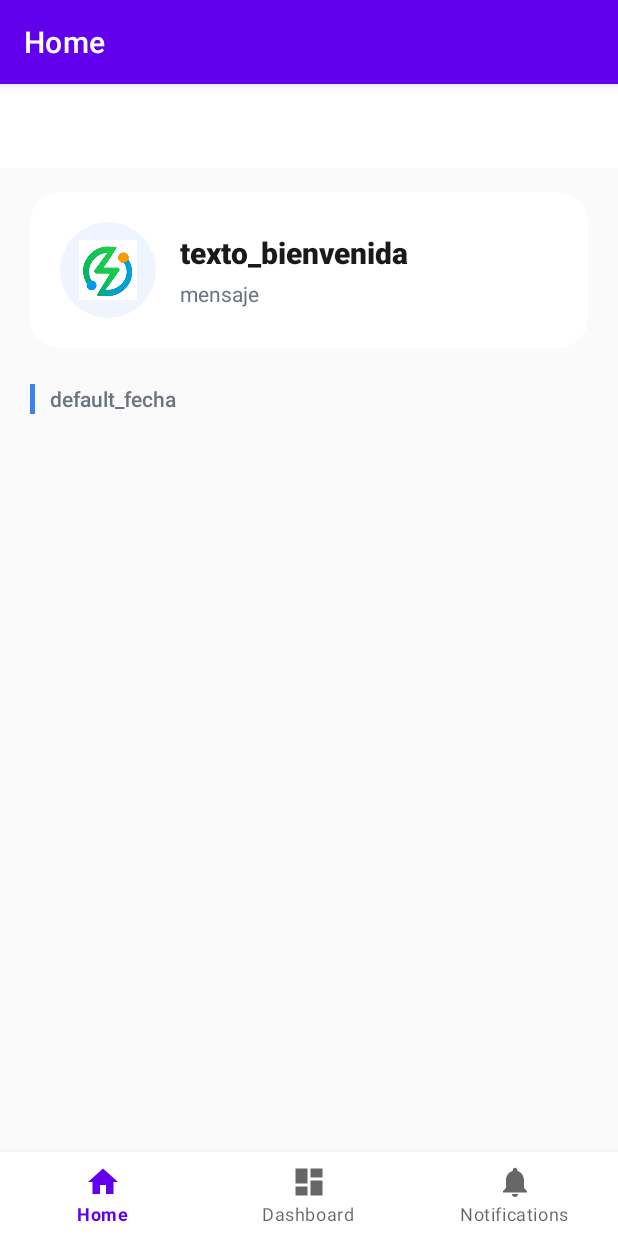
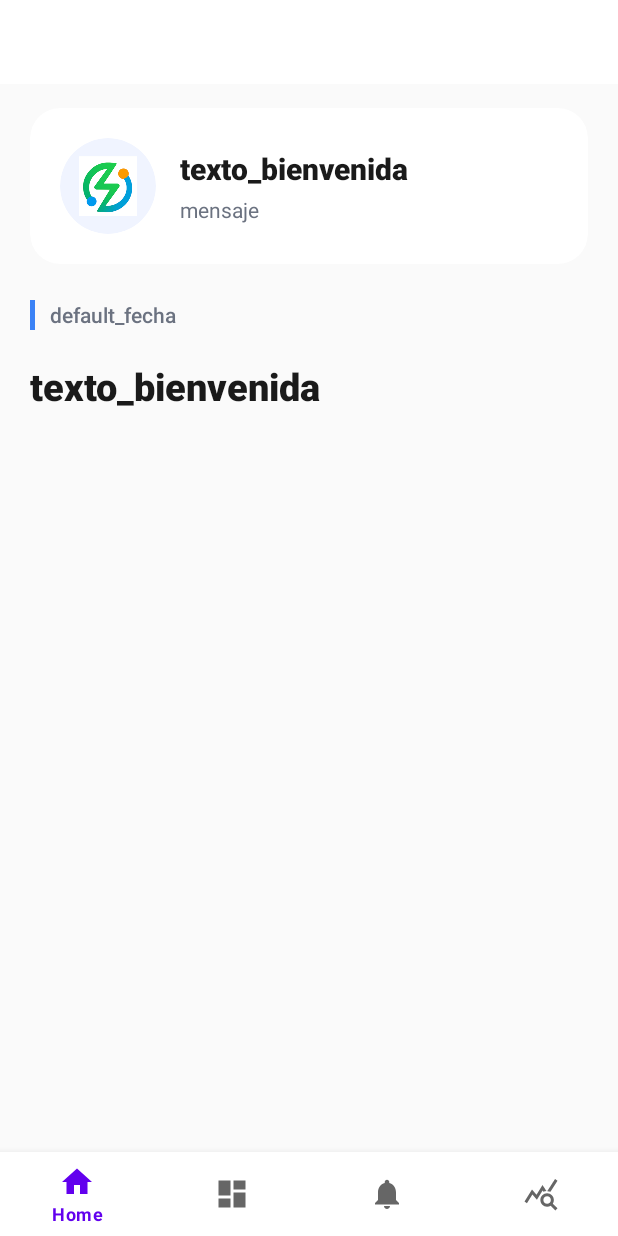
Before and after one commit to Flexible-Digital-Experiences/Sportine, an Android app: the screen it shows after launch (MainActivity), on a phone screen of 412 x 824 dp. Run offline under Robolectric (Android 15) with nearby library versions, the phone set to English and light mode, and no system bars; our stand-ins replace navigation-ui.

Commit message:
Seccion de estadisticas y cambios en inicio

```diff
--- a/Sportine/app/src/main/java/com/example/sportine/MainActivity.java
+++ b/Sportine/app/src/main/java/com/example/sportine/MainActivity.java
@@ -1,15 +1,12 @@
 package com.example.sportine;
 
 import android.os.Bundle;
-
 import com.google.android.material.bottomnavigation.BottomNavigationView;
-
 import androidx.appcompat.app.AppCompatActivity;
 import androidx.navigation.NavController;
 import androidx.navigation.Navigation;
 import androidx.navigation.ui.AppBarConfiguration;
 import androidx.navigation.ui.NavigationUI;
-
 import com.example.sportine.databinding.ActivityMainBinding;
 
 public class MainActivity extends AppCompatActivity {
@@ -19,19 +16,23 @@ public class MainActivity extends AppCompatActivity {
     @Override
     protected void onCreate(Bundle savedInstanceState) {
         super.onCreate(savedInstanceState);
-
         binding = ActivityMainBinding.inflate(getLayoutInflater());
         setContentView(binding.getRoot());
 
         BottomNavigationView navView = findViewById(R.id.nav_view);
-        // Passing each menu ID as a set of Ids because each
-        // menu should be considered as top level destinations.
+
+        // Configuración de los destinos principales
         AppBarConfiguration appBarConfiguration = new AppBarConfiguration.Builder(
-                R.id.navigation_home, R.id.navigation_dashboard, R.id.navigation_notifications)
-                .build();
-        NavController navController = Navigation.findNavController(this, R.id.nav_host_fragment_activity_main);
-        NavigationUI.setupActionBarWithNavController(this, navController, appBarConfiguration);
+                R.id.navigation_home,
+                R.id.navigation_dashboard,
+                R.id.navigation_notifications,
+                R.id.navigation_stats
+        ).build();
+
+        NavController navController = Navigation.findNavController(
+                this,
+                R.id.nav_host_fragment_activity_main
+        );
         NavigationUI.setupWithNavController(binding.navView, navController);
     }
-
 }
--- /dev/null
+++ b/Sportine/app/src/main/res/drawable/ic_estadisticas.xml
@@ -0,0 +1,5 @@
+<vector xmlns:android="http://schemas.android.com/apk/res/android" android:height="24dp" android:tint="#000000" android:viewportHeight="24" android:viewportWidth="24" android:width="24dp">
+
+    <path android:fillColor="@android:color/white" android:pathData="M19.88,18.47c0.44,-0.7 0.7,-1.51 0.7,-2.39c0,-2.49 -2.01,-4.5 -4.5,-4.5s-4.5,2.01 -4.5,4.5s2.01,4.5 4.49,4.5c0.88,0 1.7,-0.26 2.39,-0.7L21.58,23L23,21.58L19.88,18.47zM16.08,18.58c-1.38,0 -2.5,-1.12 -2.5,-2.5c0,-1.38 1.12,-2.5 2.5,-2.5s2.5,1.12 2.5,2.5C18.58,17.46 17.46,18.58 16.08,18.58zM15.72,10.08c-0.74,0.02 -1.45,0.18 -2.1,0.45l-0.55,-0.83l-3.8,6.18l-3.01,-3.52l-3.63,5.81L1,17l5,-8l3,3.5L13,6C13,6 15.72,10.08 15.72,10.08zM18.31,10.58c-0.64,-0.28 -1.33,-0.45 -2.05,-0.49c0,0 5.12,-8.09 5.12,-8.09L23,3.18L18.31,10.58z"/>
+
+</vector>
--- a/Sportine/app/src/main/res/layout/fragment_home.xml
+++ b/Sportine/app/src/main/res/layout/fragment_home.xml
@@ -90,6 +90,8 @@
             </androidx.constraintlayout.widget.ConstraintLayout>
         </com.google.android.material.card.MaterialCardView>
 
+
+
         <!-- Fecha -->
         <LinearLayout
             android:id="@+id/layout_fecha"
@@ -100,6 +102,8 @@
             android:layout_marginTop="24dp"
             app:layout_constraintTop_toBottomOf="@id/card_bienvenida"
             app:layout_constraintStart_toStartOf="parent">
+
+
 
             <View
                 android:layout_width="3dp"
@@ -116,6 +120,7 @@
                 android:textSize="14sp"
                 android:fontFamily="sans-serif-medium"
                 tools:text="12 de octubre de 2025" />
+
         </LinearLayout>
 
         <!-- RecyclerView de deportes (ESCALABLE) -->
@@ -123,16 +128,34 @@
             android:id="@+id/recycler_deportes"
             android:layout_width="0dp"
             android:layout_height="wrap_content"
-            android:layout_marginTop="16dp"
             android:clipToPadding="false"
             android:nestedScrollingEnabled="false"
             android:overScrollMode="never"
-            app:layout_constraintTop_toBottomOf="@id/layout_fecha"
+            app:layout_constraintBottom_toBottomOf="parent"
+            app:layout_constraintEnd_toEndOf="parent"
             app:layout_constraintStart_toStartOf="parent"
+            app:layout_constraintTop_toBottomOf="@+id/text_entrenamientos"
+            tools:itemCount="10"
+            tools:listitem="@layout/item_deporte_seccion"
+            android:layout_marginTop="10dp"/>
+
+        <TextView
+            android:id="@+id/text_entrenamientos"
+            android:layout_width="wrap_content"
+            android:layout_height="wrap_content"
+            android:layout_marginTop="20dp"
+            android:fontFamily="sans-serif-medium"
+            android:text="texto_bienvenida"
+            android:textColor="#1A1A1A"
+            android:textSize="25sp"
+            android:textStyle="bold"
             app:layout_constraintEnd_toEndOf="parent"
-            app:layout_constraintBottom_toBottomOf="parent"
-            tools:listitem="item_deporte_seccion"
-            tools:itemCount="2" />
+            app:layout_constraintHorizontal_bias="0.0"
+            app:layout_constraintStart_toStartOf="parent"
+            app:layout_constraintTop_toBottomOf="@+id/layout_fecha"
+            tools:text="Entrenamientos" />
+
+
     </androidx.constraintlayout.widget.ConstraintLayout>
 </androidx.core.widget.NestedScrollView>
 
--- a/Sportine/app/src/main/res/menu/bottom_nav_menu.xml
+++ b/Sportine/app/src/main/res/menu/bottom_nav_menu.xml
@@ -16,4 +16,8 @@
         android:icon="@drawable/ic_notifications_black_24dp"
         android:title="@string/title_notifications" />
 
+    <item
+        android:id="@+id/navigation_stats"
+        android:icon="@drawable/ic_estadisticas"
+        android:title="Estadísticas" />
 </menu>
--- a/Sportine/app/src/main/res/navigation/mobile_navigation.xml
+++ b/Sportine/app/src/main/res/navigation/mobile_navigation.xml
@@ -23,4 +23,10 @@
         android:label="@string/title_notifications"
         tools:layout="@layout/fragment_notifications" />
 
+    <fragment
+        android:id="@+id/navigation_stats"
+        android:name="com.example.sportine.ui.estadisticas.EstadisticasFragment"
+        android:label="Estadisticas"
+        tools:layout="@layout/fragment_estadisticas" />
+
 </navigation>
--- a/Sportine/app/src/main/res/values-night/themes.xml
+++ b/Sportine/app/src/main/res/values-night/themes.xml
@@ -1,6 +1,6 @@
 <resources xmlns:tools="http://schemas.android.com/tools">
     <!-- Base application theme. -->
-    <style name="Theme.Sportine" parent="Theme.MaterialComponents.DayNight.DarkActionBar">
+    <style name="Theme.Sportine" parent="Theme.MaterialComponents.DayNight.NoActionBar">
         <!-- Primary brand color. -->
         <item name="colorPrimary">@color/purple_200</item>
         <item name="colorPrimaryVariant">@color/purple_700</item>
--- a/Sportine/app/src/main/res/values/strings.xml
+++ b/Sportine/app/src/main/res/values/strings.xml
@@ -3,6 +3,7 @@
     <string name="title_home">Home</string>
     <string name="title_dashboard">Dashboard</string>
     <string name="title_notifications">Notifications</string>
+    <string name="title_estadisticas">Estadisticas</string>
     <!-- TODO: Remove or change this placeholder text -->
     <string name="hello_blank_fragment">Hello blank fragment</string>
 </resources>
--- a/Sportine/app/src/main/res/values/themes.xml
+++ b/Sportine/app/src/main/res/values/themes.xml
@@ -1,6 +1,6 @@
 <resources xmlns:tools="http://schemas.android.com/tools">
     <!-- Base application theme. -->
-    <style name="Theme.Sportine" parent="Theme.MaterialComponents.DayNight.DarkActionBar">
+    <style name="Theme.Sportine" parent="Theme.MaterialComponents.DayNight.NoActionBar">
         <!-- Primary brand color. -->
         <item name="colorPrimary">@color/purple_500</item>
         <item name="colorPrimaryVariant">@color/purple_700</item>
```
Also changed, not shown: Sportine/app/src/main/java/com/example/sportine/ui/estadisticas/EstadisticasFragment.java (added, +66 -0 lines), Sportine/app/src/main/res/layout/fragment_estadisticas.xml (added, +241 -0 lines), Sportine/app/src/main/res/layout/item_deporte_seccion.xml (+1 -11 lines), Sportine/app/src/main/res/layout/item_estadistica_card.xml (added, +75 -0 lines), Sportine/app/src/main/res/drawable/balon_basket.png (added), Sportine/app/src/main/res/drawable/balon_futbol.png (added), Sportine/app/src/main/res/drawable/pelota_tenis.png (added).
